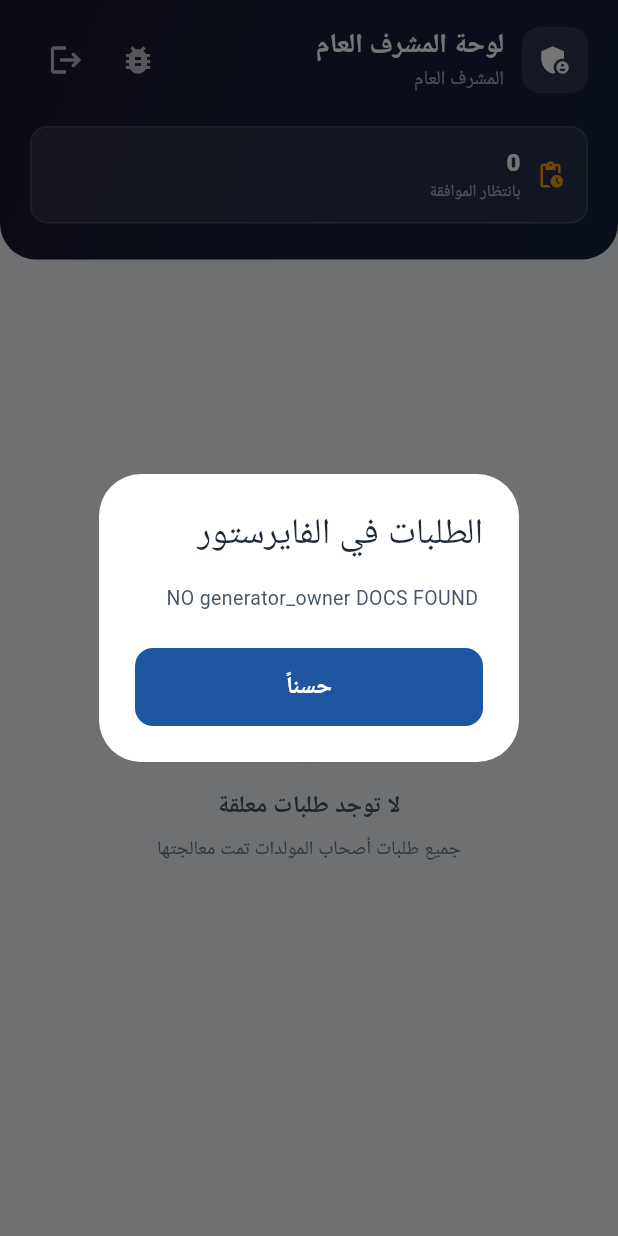
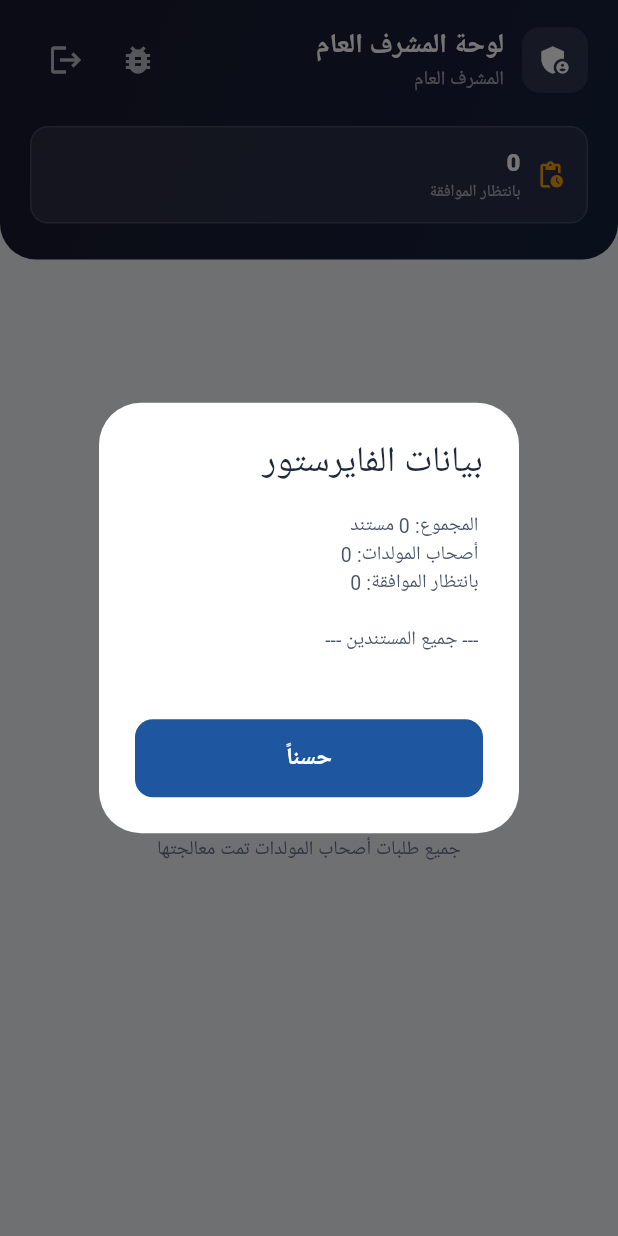
Before and after one commit to Mohmmed-AlShweikh/Power-House, a Flutter app: the SuperAdminScreen screen opened by its route, after a tap on the "bug report" icon, on a phone screen of 412 x 824 dp. Run offline on Flutter 3.47's test engine with Material 3 defaults, Android fonts, the phone set to English and light mode, and no system bars; our stand-ins replace cloud_firestore, firebase_auth, firebase_core, flutter_animate, flutter_riverpod, go_router and 2 more; accounts and stored records are empty; network calls fail.

Commit message:
Update Firestore rules and data fetching to improve access and demo mode functionality
Modify Firestore rules to allow public read access for users and adjust update permissions. Refactor data providers to fetch all users and perform filtering client-side, enhancing the demo mode experience and resolving permission errors.

Replit-Commit-Author: Agent
Replit-Commit-Session-Id: 0f8d77bb-1a23-40e7-9da5-d28ff4cab438
Replit-Commit-Checkpoint-Type: full_checkpoint
Replit-Commit-Event-Id: 2e854902-c13c-4b06-a09d-434868d9596e
Replit-Commit-Screenshot-Url: https://storage.googleapis.com/screenshot-production-us-central1/6a3997ea-dc35-4381-9a5b-7e521b4604f4/0f8d77bb-1a23-40e7-9da5-d28ff4cab438/X0mCN6S
Replit-Helium-Checkpoint-Created: true

```diff
--- a/lib/providers/data_provider.dart
+++ b/lib/providers/data_provider.dart
@@ -86,17 +86,15 @@ final alertsProvider =
 });
 
 // Active subscribers (generator owner view)
-// Single-field query + client-side filter to avoid composite-index requirement.
+// Fetches ALL users and filters 100% client-side — zero Firestore query constraints.
 final subscribersProvider = StreamProvider<List<UserProfile>>((ref) {
   final db = FirebaseFirestore.instance;
-  return db
-      .collection('users')
-      .where('role', whereIn: ['user', 'consumer'])
-      .snapshots()
-      .map((s) {
+  return db.collection('users').snapshots().map((s) {
     final list = s.docs
         .map((d) => UserProfile.fromMap(d.id, d.data()))
-            .where((u) => u.approvalStatus == ApprovalStatus.approved)
+        .where((u) =>
+            u.role == UserRole.consumer &&
+            u.approvalStatus == ApprovalStatus.approved)
         .toList();
     list.sort((a, b) => b.createdAt.compareTo(a.createdAt));
     return list;
@@ -104,17 +102,15 @@ final subscribersProvider = StreamProvider<List<UserProfile>>((ref) {
 });
 
 // Pending regular users (awaiting generator owner approval)
-// Single-field query + client-side filter to avoid composite-index requirement.
+// Fetches ALL users and filters 100% client-side — zero Firestore query constraints.
 final pendingUsersProvider = StreamProvider<List<UserProfile>>((ref) {
   final db = FirebaseFirestore.instance;
-  return db
-      .collection('users')
-      .where('role', whereIn: ['user', 'consumer'])
-      .snapshots()
-      .map((s) {
+  return db.collection('users').snapshots().map((s) {
     final list = s.docs
         .map((d) => UserProfile.fromMap(d.id, d.data()))
-            .where((u) => u.approvalStatus == ApprovalStatus.pending)
+        .where((u) =>
+            u.role == UserRole.consumer &&
+            u.approvalStatus == ApprovalStatus.pending)
         .toList();
     list.sort((a, b) => b.createdAt.compareTo(a.createdAt));
     return list;
@@ -122,24 +118,19 @@ final pendingUsersProvider = StreamProvider<List<UserProfile>>((ref) {
 });
 
 // Pending generator owners (awaiting super admin approval)
-// Single-field query + client-side filter to avoid composite-index requirement.
+// Fetches ALL users and filters 100% client-side — zero Firestore query constraints.
 final pendingGeneratorOwnersProvider = StreamProvider<List<UserProfile>>((ref) {
   final db = FirebaseFirestore.instance;
-  return _safelyHandlePermissionDenied<List<UserProfile>>(
-    db
-        .collection('users')
-        .where('role', isEqualTo: 'generator_owner')
-        .snapshots()
-        .map((s) {
+  return db.collection('users').snapshots().map((s) {
     final list = s.docs
         .map((d) => UserProfile.fromMap(d.id, d.data()))
-          .where((u) => u.approvalStatus == ApprovalStatus.pending)
+        .where((u) =>
+            u.role == UserRole.admin &&
+            u.approvalStatus == ApprovalStatus.pending)
         .toList();
     list.sort((a, b) => b.createdAt.compareTo(a.createdAt));
     return list;
-    }),
-    const <UserProfile>[],
-  );
+  });
 });
 
 // Complaints
--- a/lib/views/screens/super_admin/super_admin_screen.dart
+++ b/lib/views/screens/super_admin/super_admin_screen.dart
@@ -86,32 +86,37 @@ class SuperAdminScreen extends ConsumerWidget {
                           onPressed: () async {
                             final db = FirebaseFirestore.instance;
                             try {
-                              // جرب الـ query الجديد
-                              final snap = await db
-                                  .collection('users')
-                                  .where('role', isEqualTo: 'generator_owner')
-                                  .get();
-                              final info = snap.docs.map((d) {
+                              final snap = await db.collection('users').get();
+                              final all = snap.docs.map((d) {
                                 final data = d.data();
                                 final role = (data['role'] ?? '').toString();
                                 final name = (data['name'] ?? '').toString();
                                 final status = (data['status'] ?? '').toString();
                                 final idNumber =
                                     (data['idNumber'] ?? '').toString();
-                                final created =
-                                    data['createdAt']?.toString() ?? '';
-                                return 'ID: ${d.id}\nname: $name\nrole: $role\nstatus: $status\nidNumber: $idNumber\ncreatedAt: $created';
-                              }).join('\n\n');
+                                return 'ID:${d.id} | role:$role | status:$status | name:$name | idNum:$idNumber';
+                              }).join('\n');
+                              final owners = snap.docs.where((d) {
+                                final r = (d.data()['role'] ?? '').toString();
+                                return r == 'generator_owner';
+                              }).toList();
+                              final pendingOwners = owners.where((d) {
+                                final s = (d.data()['status'] ?? '').toString();
+                                return s == 'pending';
+                              }).toList();
+                              final info =
+                                  'المجموع: ${snap.size} مستند\n'
+                                  'أصحاب المولدات: ${owners.length}\n'
+                                  'بانتظار الموافقة: ${pendingOwners.length}\n'
+                                  '\n--- جميع المستندين ---\n$all';
                               await showDialog(
                                 context: context,
                                 builder: (_) => Directionality(
                                   textDirection: TextDirection.rtl,
                                   child: AlertDialog(
-                                    title: const Text('الطلبات في الفايرستور'),
+                                    title: const Text('بيانات الفايرستور'),
                                     content: SingleChildScrollView(
-                                      child: SelectableText(info.isEmpty
-                                          ? 'NO generator_owner DOCS FOUND'
-                                          : info),
+                                      child: SelectableText(info),
                                     ),
                                     actions: [
                                       ElevatedButton(
```
Also changed, not shown: 1 other file. Lines whose indentation alone changed are shown as unchanged.
